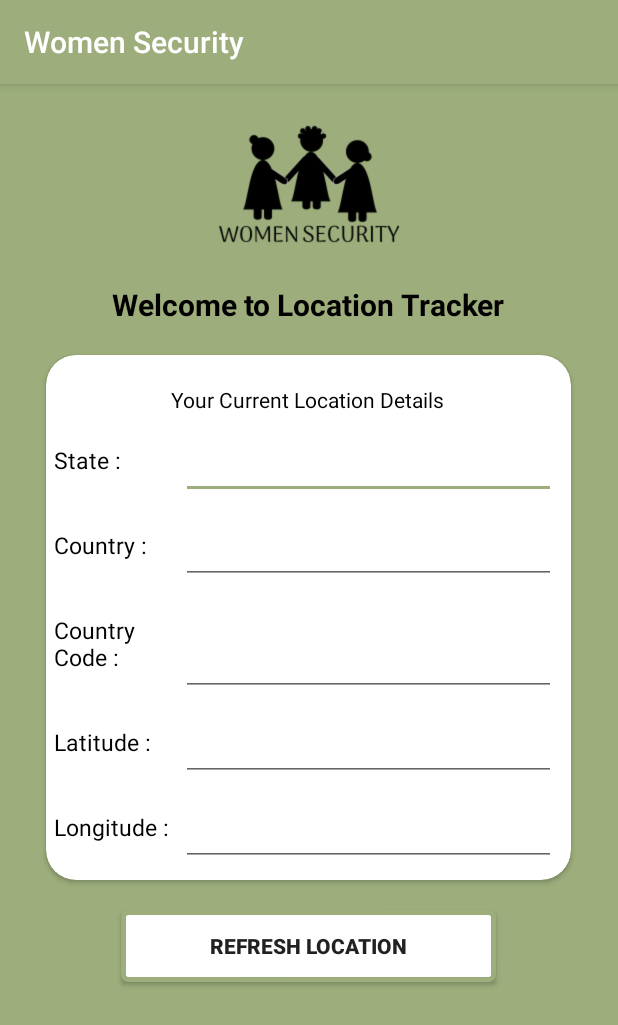
After one commit to sagarposhiya/womensecurity, an Android app: the location screen opened directly, with no data from a screen before it, on a phone screen of 412 x 824 dp. The commit adds this screen. Shown: the top 1025 px of the screen. Run offline under Robolectric (Android 15) with nearby library versions, the phone set to English and light mode, and no system bars.

Commit message:
design for location page

```diff
--- a/app/src/main/AndroidManifest.xml
+++ b/app/src/main/AndroidManifest.xml
@@ -6,6 +6,7 @@
     <uses-permission android:name="android.permission.ACCESS_NETWORK_STATE" />
     <uses-permission android:name="android.permission.CALL_PHONE" />
     <uses-permission android:name="android.permission.ACCESS_FINE_LOCATION" />
+    <uses-permission android:name="android.permission.SEND_SMS" />
 
     <application
         android:allowBackup="true"
@@ -15,7 +16,8 @@
         android:supportsRtl="true"
         android:theme="@style/AppTheme"
         android:usesCleartextTraffic="true">
-        <activity android:name=".views.SacnnerActivity"></activity>
+        <activity android:name=".location"></activity>
+        <activity android:name=".views.SacnnerActivity" />
         <activity android:name=".verifyotp" />
         <activity android:name=".splashscreen" />
         <activity android:name=".SecurityCall" />
--- a/app/src/main/java/com/example/womensecurity/Dashboard.java
+++ b/app/src/main/java/com/example/womensecurity/Dashboard.java
@@ -43,7 +43,9 @@ public class Dashboard extends AppCompatActivity
     protected void onCreate(Bundle savedInstanceState) {
         super.onCreate(savedInstanceState);
         setContentView(R.layout.activity_dashboard);
-        if(!checkCallPermission()){return;}
+        //if(!checkCallPermission()){return;}
+
+        checkCallPermission();;
         // drawer layout instance to toggle the menu icon to open
         // drawer and back button to close drawer
 
@@ -115,8 +117,8 @@ public class Dashboard extends AppCompatActivity
     //Runtime permission
     public boolean checkCallPermission (){
         if (ContextCompat.checkSelfPermission(getApplicationContext(), Manifest.permission.CALL_PHONE)
-                == PackageManager.PERMISSION_DENIED || ContextCompat.checkSelfPermission(getApplicationContext(), Manifest.permission.SEND_SMS)
-                == PackageManager.PERMISSION_DENIED){
+                != PackageManager.PERMISSION_GRANTED || ContextCompat.checkSelfPermission(getApplicationContext(), Manifest.permission.SEND_SMS)
+                != PackageManager.PERMISSION_GRANTED){
             ActivityCompat.requestPermissions(this, new String[] {Manifest.permission.CALL_PHONE,Manifest.permission.SEND_SMS}, CALL_PHONE);
             return false;
         }
@@ -209,7 +211,10 @@ public class Dashboard extends AppCompatActivity
 
         dialog.show();
     }
-
+    public void onlocation(View view){
+            Intent i=new Intent(Dashboard.this,location.class);
+            startActivity(i);
+    }
     public void onEmergencyMessage(View view){
 
         // Create an alert builder
--- /dev/null
+++ b/app/src/main/java/com/example/womensecurity/location.java
@@ -0,0 +1,14 @@
+package com.example.womensecurity;
+
+import androidx.appcompat.app.AppCompatActivity;
+
+import android.os.Bundle;
+
+public class location extends AppCompatActivity {
+
+    @Override
+    protected void onCreate(Bundle savedInstanceState) {
+        super.onCreate(savedInstanceState);
+        setContentView(R.layout.activity_location);
+    }
+}
--- a/app/src/main/java/com/example/womensecurity/utils/AppUtils.java
+++ b/app/src/main/java/com/example/womensecurity/utils/AppUtils.java
@@ -69,7 +69,7 @@ public class AppUtils {
             SmsManager smsManager = SmsManager.getDefault();
             smsManager.sendTextMessage(phoneNo, null, msg, null, null);
 //            Toast.makeText((), "Message Sent",
-//                    Toast.LENGTH_LONG).show();
+//      +              Toast.LENGTH_LONG).show();
         } catch (Exception ex) {
             ex.printStackTrace();
         }
--- a/app/src/main/res/layout/activity_dashboard.xml
+++ b/app/src/main/res/layout/activity_dashboard.xml
@@ -178,6 +178,7 @@
                     android:layout_height="110dp"
                     android:layout_marginStart="50dp"
                     android:layout_marginLeft="50dp"
+                    android:onClick="onlocation"
                     android:src="@drawable/loctaion" />
 
                 <TextView
--- /dev/null
+++ b/app/src/main/res/layout/activity_location.xml
@@ -0,0 +1,153 @@
+<?xml version="1.0" encoding="utf-8"?>
+<LinearLayout xmlns:android="http://schemas.android.com/apk/res/android"
+    xmlns:app="http://schemas.android.com/apk/res-auto"
+    xmlns:tools="http://schemas.android.com/tools"
+    android:layout_width="match_parent"
+    android:layout_height="match_parent"
+    android:orientation="vertical"
+    android:background="@color/colorPrimary"
+    tools:context=".location">
+
+    <ScrollView
+        android:layout_width="match_parent"
+        android:layout_height="match_parent"
+        android:fillViewport="true">
+
+        <LinearLayout
+            android:layout_width="match_parent"
+            android:layout_height="match_parent"
+            android:orientation="vertical">
+
+            <ImageView
+                android:layout_width="168dp"
+                android:layout_height="133dp"
+                android:layout_gravity="center"
+                android:src="@drawable/black_ws" />
+
+            <TextView
+                android:layout_width="wrap_content"
+                android:layout_height="wrap_content"
+                android:layout_gravity="center"
+                android:textSize="20dp"
+                android:text="Welcome to Location Tracker"
+                android:textColor="@color/contentTextColor"
+                android:textStyle="bold" />
+
+            <androidx.cardview.widget.CardView
+                android:layout_width="350dp"
+                android:layout_height="350dp"
+                android:layout_gravity="center"
+                android:layout_marginTop="20dp"
+                app:cardCornerRadius="20dp">
+
+                <LinearLayout
+                    android:layout_width="match_parent"
+                    android:layout_height="540dp"
+                    android:orientation="vertical">
+
+                    <TextView
+                        android:layout_width="wrap_content"
+                        android:layout_height="wrap_content"
+                        android:text="Your Current Location Details"
+                        android:layout_gravity="center"
+                        android:textColor="@color/contentTextColor"
+                        android:layout_marginTop="20dp"/>
+                    <TextView
+                        android:layout_width="wrap_content"
+                        android:layout_height="wrap_content"
+                        android:text="State :"
+                        android:textSize="15dp"
+                        android:layout_marginLeft="5dp"
+                        android:layout_marginTop="20dp"
+                        android:textColor="@color/contentTextColor"/>
+
+                    <com.google.android.material.textfield.TextInputEditText
+                        android:layout_width="250dp"
+                        android:layout_marginLeft="90dp"
+                        android:layout_marginTop="-30dp"
+                        android:layout_height="wrap_content" />
+
+                    <TextView
+                        android:layout_width="wrap_content"
+                        android:layout_height="wrap_content"
+                        android:text="Country :"
+                        android:textSize="15dp"
+                        android:layout_marginLeft="5dp"
+                        android:layout_marginTop="20dp"
+                        android:textColor="@color/contentTextColor"/>
+
+                    <com.google.android.material.textfield.TextInputEditText
+                        android:layout_width="250dp"
+                        android:layout_marginLeft="90dp"
+                        android:layout_marginTop="-30dp"
+                        android:layout_height="wrap_content" />
+
+                    <TextView
+                        android:layout_width="wrap_content"
+                        android:layout_height="wrap_content"
+                        android:text="Country\nCode :"
+                        android:layout_marginLeft="5dp"
+                        android:textSize="15dp"
+                        android:layout_marginTop="20dp"
+                        android:textColor="@color/contentTextColor"/>
+
+                    <com.google.android.material.textfield.TextInputEditText
+                        android:layout_width="250dp"
+                        android:layout_height="wrap_content"
+                        android:layout_marginLeft="90dp"
+                        android:layout_marginTop="-30dp" />
+
+                    <TextView
+                        android:layout_width="wrap_content"
+                        android:layout_height="wrap_content"
+                        android:text="Latitude :"
+                        android:layout_marginLeft="5dp"
+                        android:textSize="15dp"
+                        android:layout_marginTop="20dp"
+                        android:textColor="@color/contentTextColor"/>
+
+                    <com.google.android.material.textfield.TextInputEditText
+                        android:layout_width="250dp"
+                        android:layout_marginLeft="90dp"
+                        android:layout_marginTop="-30dp"
+                        android:layout_height="wrap_content" />
+
+                    <TextView
+                        android:layout_width="wrap_content"
+                        android:layout_height="wrap_content"
+                        android:text="Longitude :"
+                        android:textSize="15dp"
+                        android:layout_marginLeft="5dp"
+                        android:layout_marginTop="20dp"
+                        android:textColor="@color/contentTextColor"/>
+
+                    <com.google.android.material.textfield.TextInputEditText
+                        android:layout_width="250dp"
+                        android:layout_marginLeft="90dp"
+                        android:layout_marginTop="-30dp"
+                        android:layout_height="wrap_content" />
+
+                </LinearLayout>
+            </androidx.cardview.widget.CardView>
+
+            <Button
+                android:id="@+id/btnadd"
+                android:layout_width="250dp"
+                android:layout_height="wrap_content"
+                android:layout_gravity="center"
+                android:layout_marginTop="20dp"
+                android:background="@drawable/round_btn"
+                android:text="REFRESH LOCATION"
+                android:textStyle="bold" />
+
+            <ProgressBar
+                android:id="@+id/progressBar"
+                android:layout_width="40dp"
+                android:layout_height="40dp"
+                android:layout_gravity="center"
+                android:layout_marginBottom="5dp"
+                android:visibility="gone" />
+
+        </LinearLayout>
+    </ScrollView>
+</LinearLayout>
```
